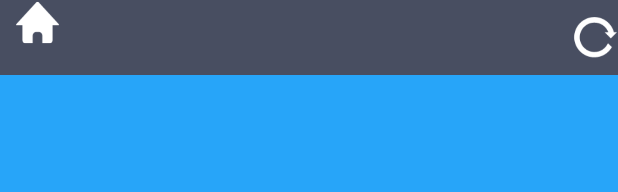
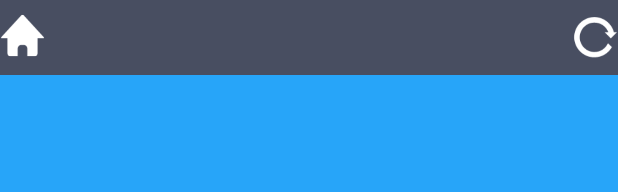
Before and after one commit to cuglzf/coolweather, an Android app: the layout weather_layout.xml on its own in the app's theme, with its tools: preview values and no code run, on a phone screen of 412 x 824 dp. Shown: the top 192 px of the screen. Run offline under Robolectric (Android 15) with nearby library versions, the phone set to English and light mode, and no system bars.

```diff
--- a/app/src/main/java/com/cuglzf/coolweather/activity/ChooseAreaActivity.java
+++ b/app/src/main/java/com/cuglzf/coolweather/activity/ChooseAreaActivity.java
@@ -180,7 +180,7 @@ public class ChooseAreaActivity extends Activity {
     /**
      *  根据传入的代号和类型从服务器上查询省市县数据
      */
-    private void queryFromServer(final String code , final String type){
+    private void queryFromServer( final String code , final String type){
         String address;
         if (!TextUtils.isEmpty(code)){
             address = "http://flash.weather.com.cn/wmaps/xml/" + code + ".xml";
@@ -191,6 +191,7 @@ public class ChooseAreaActivity extends Activity {
         HttpUtil.sendHttpRequest(address, new HttpCallbackListener() {
             @Override
             public void onFinish(String response) {
+
                 boolean result = false ;
                 if ("province".equals(type)){
                     result = Utility.handleProvincesResponse(coolWeatherDB,response);
--- a/app/src/main/java/com/cuglzf/coolweather/activity/WeatherActivity.java
+++ b/app/src/main/java/com/cuglzf/coolweather/activity/WeatherActivity.java
@@ -6,7 +6,6 @@ import android.content.SharedPreferences;
 import android.os.Bundle;
 import android.preference.PreferenceManager;
 import android.text.TextUtils;
-import android.util.Log;
 import android.view.View;
 import android.view.Window;
 import android.widget.Button;
@@ -172,7 +171,6 @@ public class WeatherActivity extends Activity implements View.OnClickListener{
         weatherInfoLayout.setVisibility(View.VISIBLE);
         cityNameText.setVisibility(View.VISIBLE);
         Intent intent = new Intent(this , AutoUpdateService.class);
-        Log.d("mytest","AutoUpdateService begin");
         startService(intent);
     }
 }
--- a/app/src/main/java/com/cuglzf/coolweather/util/HttpUtil.java
+++ b/app/src/main/java/com/cuglzf/coolweather/util/HttpUtil.java
@@ -1,4 +1,6 @@
 package com.cuglzf.coolweather.util;
+
+
 
 import java.io.BufferedReader;
 import java.io.InputStream;
@@ -9,9 +11,10 @@ import java.net.URL;
 /**
  * Created by LZF on 2016/9/22.
  */
-public class HttpUtil {
+public class HttpUtil{
 
     public static void sendHttpRequest(final String address , final HttpCallbackListener listener){
+
         new Thread(new Runnable() {
             @Override
             public void run() {
--- a/app/src/main/java/com/cuglzf/coolweather/util/Utility.java
+++ b/app/src/main/java/com/cuglzf/coolweather/util/Utility.java
@@ -12,10 +12,9 @@ import com.cuglzf.coolweather.model.County;
 import com.cuglzf.coolweather.model.Province;
 
 import org.xmlpull.v1.XmlPullParser;
-import org.xmlpull.v1.XmlPullParserException;
 import org.xmlpull.v1.XmlPullParserFactory;
 
-import java.io.IOException;
+
 import java.io.StringReader;
 import java.text.SimpleDateFormat;
 import java.util.Date;
--- a/app/src/main/res/layout/weather_layout.xml
+++ b/app/src/main/res/layout/weather_layout.xml
@@ -13,8 +13,10 @@
             android:id="@+id/switch_city"
             android:layout_width="30dp"
             android:layout_height="30dp"
-            android:layout_marginLeft="10dp"
-            android:background="@drawable/home"/>
+            android:background="@drawable/home"
+            android:layout_alignTop="@+id/city_name"
+            android:layout_alignParentLeft="true"
+            android:layout_alignParentStart="true" />
 
         <TextView
             android:id="@+id/city_name"
```
Also changed, not shown: app/src/main/java/com/cuglzf/coolweather/service/AutoUpdateService.java (+0 -7 lines).
